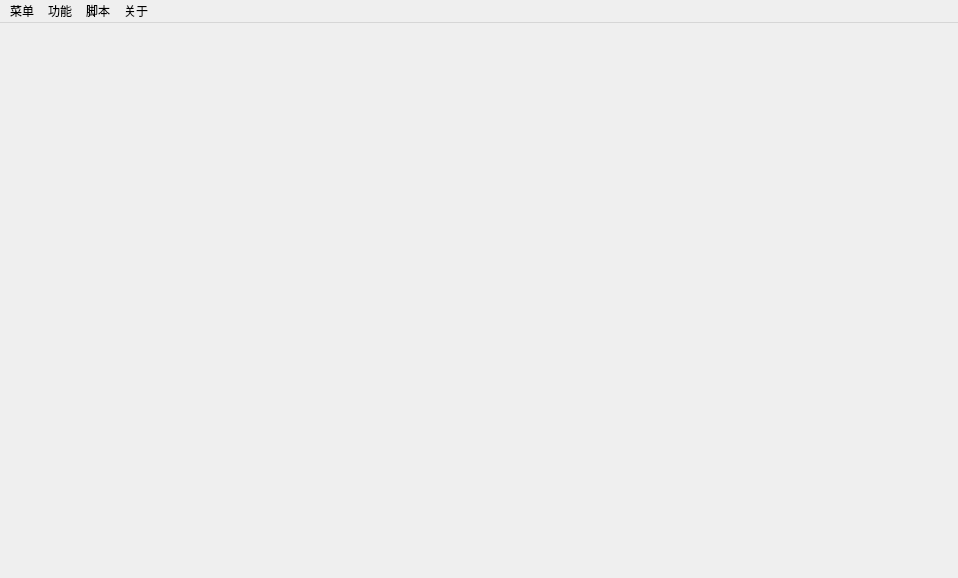
Above: code/Ui_MainWindow.ui from UncleBang0214/SeerLauncher before the change. Below: the same form after it.
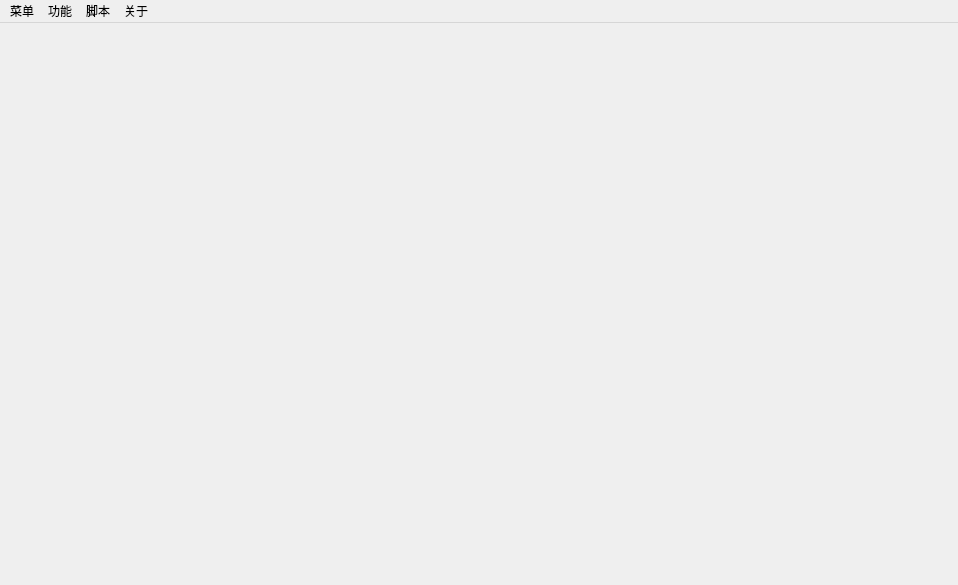
That is the form after the change. Icons and pictures are not drawn.

Commit message: 登录器主界面UI

Patch:
```diff
--- a/code/Ui_MainWindow.ui
+++ b/code/Ui_MainWindow.ui
@@ -10,19 +10,19 @@
     <x>0</x>
     <y>0</y>
     <width>958</width>
-    <height>578</height>
+                <height>585</height>
    </rect>
   </property>
   <property name="minimumSize">
    <size>
     <width>958</width>
-    <height>578</height>
+                <height>585</height>
    </size>
   </property>
   <property name="maximumSize">
    <size>
     <width>958</width>
-    <height>578</height>
+                <height>585</height>
    </size>
   </property>
   <property name="font">
```
Left out of the diff: 3 changed lines with no effect on the pictures. Lines whose indentation alone changed are shown as unchanged. The commit also changes 1 other file.
